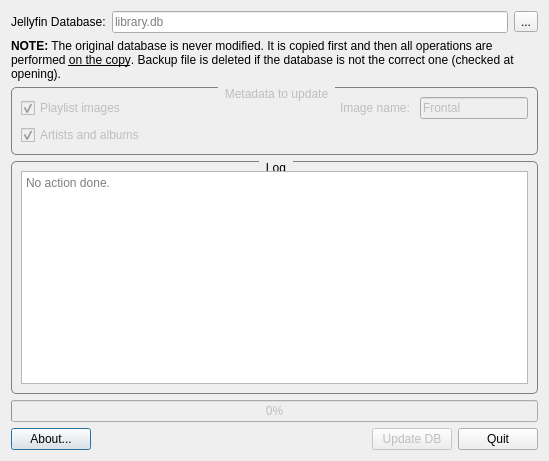
Old version of the form MainDialog.ui in the repository FelixdelasPozas/Jellyfin-Database-Tweaker.
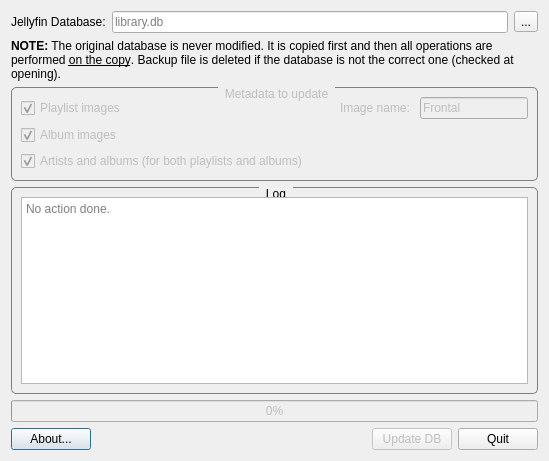
New version of the form. Icons and pictures are not drawn.

Commit message: DB Update working. Added Album images update. Added progress in taskbar button.

The edit to the form file:
```diff
--- a/MainDialog.ui
+++ b/MainDialog.ui
@@ -134,10 +134,20 @@
         </item>
        </layout>
       </item>
+      <item>
+       <widget class="QCheckBox" name="m_albumImages">
+        <property name="text">
+         <string>Album images</string>
+        </property>
+        <property name="checked">
+         <bool>true</bool>
+        </property>
+       </widget>
+      </item>
       <item>
        <widget class="QCheckBox" name="m_artistAndAlbums">
         <property name="text">
-         <string>Artists and albums</string>
+         <string>Artists and albums (for both playlists and albums)</string>
         </property>
         <property name="checked">
          <bool>true</bool>
```
Left out of the diff: 2 changed lines with no effect on the pictures. The commit also changes 5 other files.
